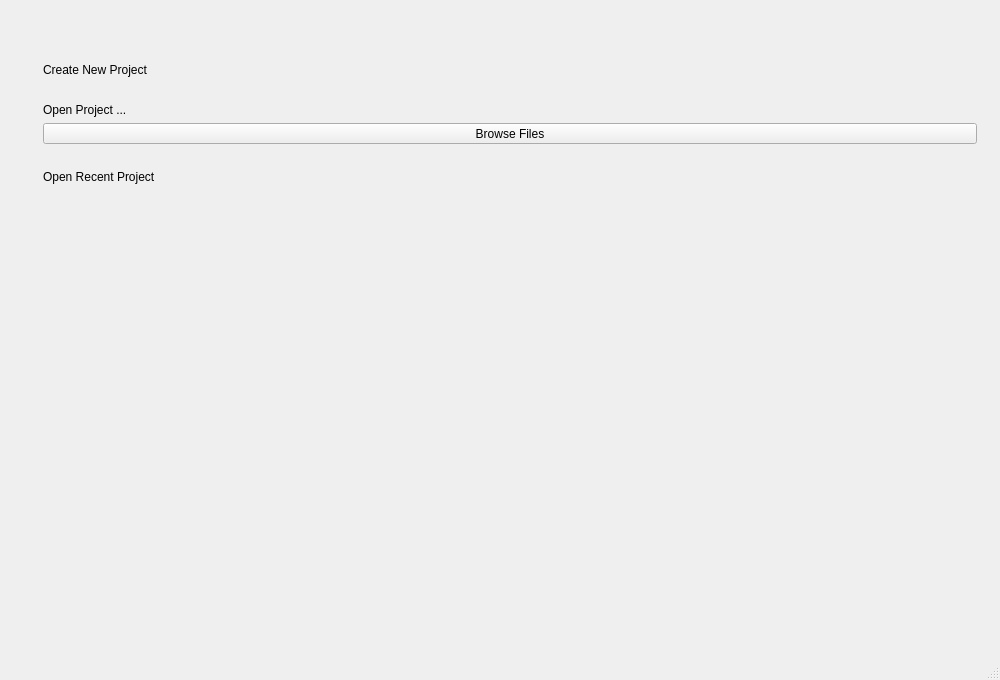
ilastik/ilastik, file ilastik/shell/gui/ui/ilastikShell.ui: the form before one commit.
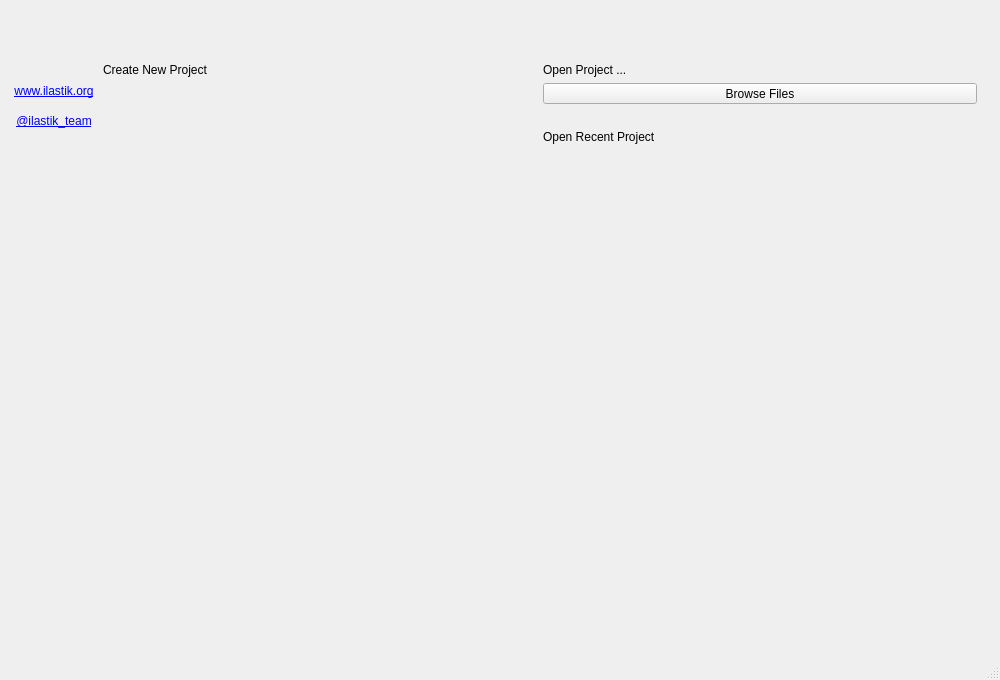
The form after the commit. Icons and pictures are not drawn. Custom widgets are drawn as their Qt base class.

Commit message:
Change startup screen to the 3-column layout
* Because we need more space for the third column, make the logo smaller (1/4-th of the original size) and align it to the top
* Add links to our website and Twitter

The edit to the form file:
```diff
--- a/ilastik/shell/gui/ui/ilastikShell.ui
+++ b/ilastik/shell/gui/ui/ilastikShell.ui
@@ -93,25 +93,12 @@
              </property>
              <item>
               <layout class="QVBoxLayout" name="verticalLayout_6">
-               <item>
-                <spacer name="verticalSpacer_5">
-                 <property name="orientation">
-                  <enum>Qt::Vertical</enum>
-                 </property>
-                 <property name="sizeHint" stdset="0">
-                  <size>
-                   <width>20</width>
-                   <height>40</height>
-                  </size>
-                 </property>
-                </spacer>
-               </item>
                <item>
                 <widget class="QLabel" name="label">
                  <property name="maximumSize">
                   <size>
-                   <width>288</width>
-                   <height>410</height>
+                   <width>174</width>
+                   <height>250</height>
                   </size>
                  </property>
                  <property name="lineWidth">
@@ -128,6 +115,64 @@
                  </property>
                 </widget>
                </item>
+               <item>
+                <spacer name="verticalSpacer_8">
+                 <property name="orientation">
+                  <enum>Qt::Vertical</enum>
+                 </property>
+                 <property name="sizeType">
+                  <enum>QSizePolicy::Minimum</enum>
+                 </property>
+                 <property name="sizeHint" stdset="0">
+                  <size>
+                   <width>20</width>
+                   <height>16</height>
+                  </size>
+                 </property>
+                </spacer>
+               </item>
+               <item>
+                <widget class="QLabel" name="websiteLinkLabel">
+                 <property name="text">
+                  <string notr="true">&lt;a href=&quot;https://www.ilastik.org&quot;&gt;www.ilastik.org&lt;/a&gt;</string>
+                 </property>
+                 <property name="alignment">
+                  <set>Qt::AlignCenter</set>
+                 </property>
+                 <property name="openExternalLinks">
+                  <bool>true</bool>
+                 </property>
+                </widget>
+               </item>
+               <item>
+                <spacer name="verticalSpacer_5">
+                 <property name="orientation">
+                  <enum>Qt::Vertical</enum>
+                 </property>
+                 <property name="sizeType">
+                  <enum>QSizePolicy::Minimum</enum>
+                 </property>
+                 <property name="sizeHint" stdset="0">
+                  <size>
+                   <width>20</width>
+                   <height>16</height>
+                  </size>
+                 </property>
+                </spacer>
+               </item>
+               <item>
+                <widget class="QLabel" name="twitterLinkLabel">
+                 <property name="text">
+                  <string notr="true">&lt;a href=&quot;https://twitter.com/ilastik_team&quot;&gt;@ilastik_team&lt;/a&gt;</string>
+                 </property>
+                 <property name="alignment">
+                  <set>Qt::AlignCenter</set>
+                 </property>
+                 <property name="openExternalLinks">
+                  <bool>true</bool>
+                 </property>
+                </widget>
+               </item>
                <item>
                 <spacer name="verticalSpacer">
                  <property name="orientation">
@@ -164,7 +209,7 @@
                    <rect>
                     <x>0</x>
                     <y>0</y>
-                    <width>672</width>
+                    <width>786</width>
                     <height>526</height>
                    </rect>
                   </property>
@@ -174,7 +219,7 @@
                     <verstretch>0</verstretch>
                    </sizepolicy>
                   </property>
-                  <layout class="QVBoxLayout" name="verticalLayout_7">
+                  <layout class="QHBoxLayout" name="horizontalLayout_7">
                    <item>
                     <layout class="QVBoxLayout" name="VL1">
                      <item>
@@ -195,9 +240,6 @@
                        <property name="orientation">
                         <enum>Qt::Vertical</enum>
                        </property>
-                       <property name="sizeType">
-                        <enum>QSizePolicy::Fixed</enum>
-                       </property>
                        <property name="sizeHint" stdset="0">
                         <size>
                          <width>20</width>
@@ -206,6 +248,10 @@
                        </property>
                       </spacer>
                      </item>
+                    </layout>
+                   </item>
+                   <item>
+                    <layout class="QVBoxLayout" name="VL2">
                      <item>
                       <widget class="QLabel" name="openProject">
                        <property name="text">
```
Left out of the diff: 22 changed lines with no effect on the pictures. The commit also changes 1 other file.
